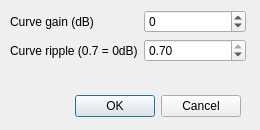
Qt form bandpassdialog.ui (be1/qspeakers) before a commit.
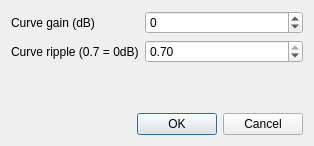
The same form after that commit.

Commit message: Fix bandpass alignment dialog.

What changed in the file:
```diff
--- a/bandpassdialog.ui
+++ b/bandpassdialog.ui
@@ -6,38 +6,24 @@
    <rect>
     <x>0</x>
     <y>0</y>
-    <width>260</width>
-    <height>130</height>
+    <width>314</width>
+    <height>146</height>
    </rect>
   </property>
-  <widget class="QDialogButtonBox" name="buttonBox">
-   <property name="geometry">
-    <rect>
-     <x>20</x>
-     <y>90</y>
-     <width>221</width>
-     <height>32</height>
-    </rect>
-   </property>
-   <property name="orientation">
-    <enum>Qt::Horizontal</enum>
-   </property>
-   <property name="standardButtons">
-    <set>QDialogButtonBox::Cancel|QDialogButtonBox::Ok</set>
-   </property>
-  </widget>
-  <widget class="QWidget" name="formLayoutWidget">
-   <property name="geometry">
-    <rect>
-     <x>10</x>
-     <y>10</y>
-     <width>236</width>
-     <height>71</height>
-    </rect>
-   </property>
+  <property name="windowTitle">
+   <string>Alignment</string>
+  </property>
+  <layout class="QVBoxLayout" name="verticalLayout">
+   <item>
    <layout class="QFormLayout" name="formLayout">
     <item row="0" column="0">
      <widget class="QLabel" name="gainLabel">
+       <property name="sizePolicy">
+        <sizepolicy hsizetype="Expanding" vsizetype="Preferred">
+         <horstretch>0</horstretch>
+         <verstretch>0</verstretch>
+        </sizepolicy>
+       </property>
       <property name="text">
        <string>Curve gain (dB)</string>
       </property>
@@ -45,6 +31,12 @@
     </item>
     <item row="0" column="1">
      <widget class="QSpinBox" name="gainSpinBox">
+       <property name="sizePolicy">
+        <sizepolicy hsizetype="MinimumExpanding" vsizetype="Fixed">
+         <horstretch>0</horstretch>
+         <verstretch>0</verstretch>
+        </sizepolicy>
+       </property>
       <property name="minimum">
        <number>-6</number>
       </property>
@@ -55,6 +47,12 @@
     </item>
     <item row="1" column="0">
      <widget class="QLabel" name="rippleLabel">
+       <property name="sizePolicy">
+        <sizepolicy hsizetype="Expanding" vsizetype="Preferred">
+         <horstretch>0</horstretch>
+         <verstretch>0</verstretch>
+        </sizepolicy>
+       </property>
       <property name="text">
        <string>Curve ripple (0.7 = 0dB)</string>
       </property>
@@ -62,6 +60,12 @@
     </item>
     <item row="1" column="1">
      <widget class="QDoubleSpinBox" name="rippleDoubleSpinBox">
+       <property name="sizePolicy">
+        <sizepolicy hsizetype="MinimumExpanding" vsizetype="Fixed">
+         <horstretch>0</horstretch>
+         <verstretch>0</verstretch>
+        </sizepolicy>
+       </property>
       <property name="minimum">
        <double>0.400000000000000</double>
       </property>
@@ -77,7 +81,18 @@
      </widget>
     </item>
    </layout>
-  </widget>
+   </item>
+   <item>
+    <widget class="QDialogButtonBox" name="buttonBox">
+     <property name="orientation">
+      <enum>Qt::Horizontal</enum>
+     </property>
+     <property name="standardButtons">
+      <set>QDialogButtonBox::Cancel|QDialogButtonBox::Ok</set>
+     </property>
+    </widget>
+   </item>
+  </layout>
  </widget>
  <resources/>
  <connections>
```
Lines whose indentation alone changed are shown as unchanged.
